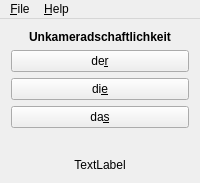
This is mainwindow.ui in lawand/gngt as Qt 5 draws it before an edit. The edited form follows.
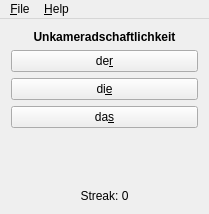
This is the edited form.

Commit message: made the class handle streaks

Patch:
```diff
--- a/mainwindow.ui
+++ b/mainwindow.ui
@@ -2,6 +2,14 @@
 <ui version="4.0">
  <class>MainWindow</class>
  <widget class="QMainWindow" name="MainWindow">
+  <property name="geometry">
+   <rect>
+    <x>0</x>
+    <y>0</y>
+    <width>209</width>
+    <height>214</height>
+   </rect>
+  </property>
   <property name="windowTitle">
    <string>GNGT</string>
   </property>
@@ -60,7 +68,7 @@
     <item>
      <widget class="QLabel" name="numberOfNounsLabel">
       <property name="text">
-       <string>TextLabel</string>
+       <string>Streak: 0</string>
       </property>
       <property name="alignment">
        <set>Qt::AlignCenter</set>
```
Left out of the diff: 2 changed lines with no effect on the pictures. The commit also changes 2 other files.
